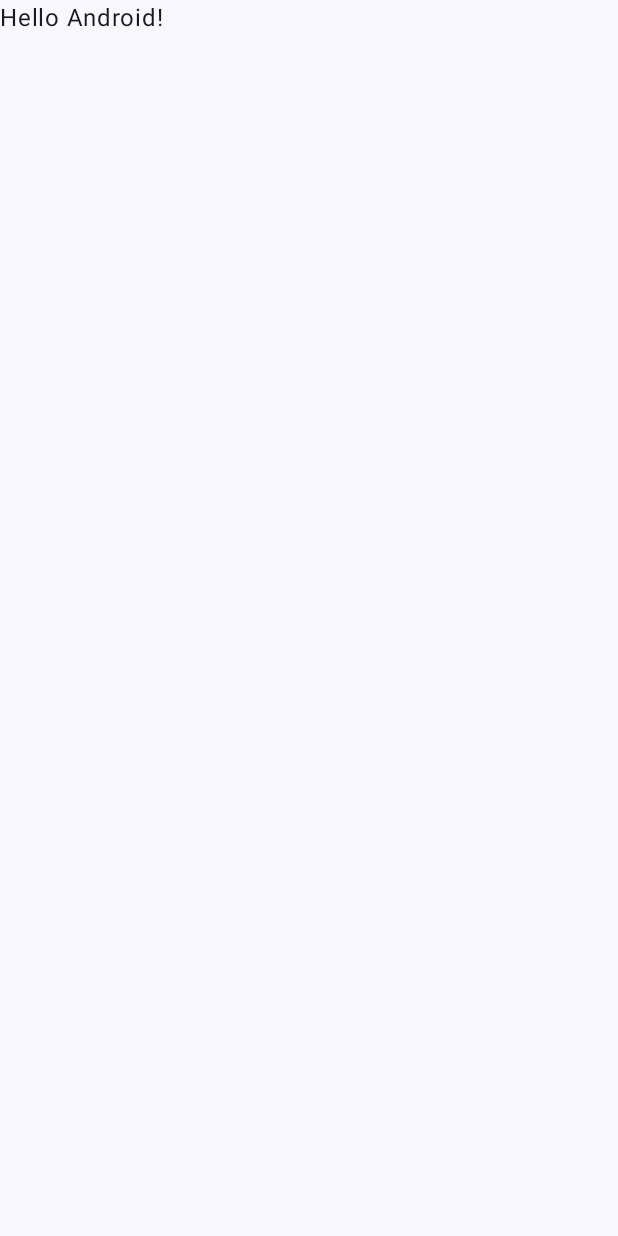
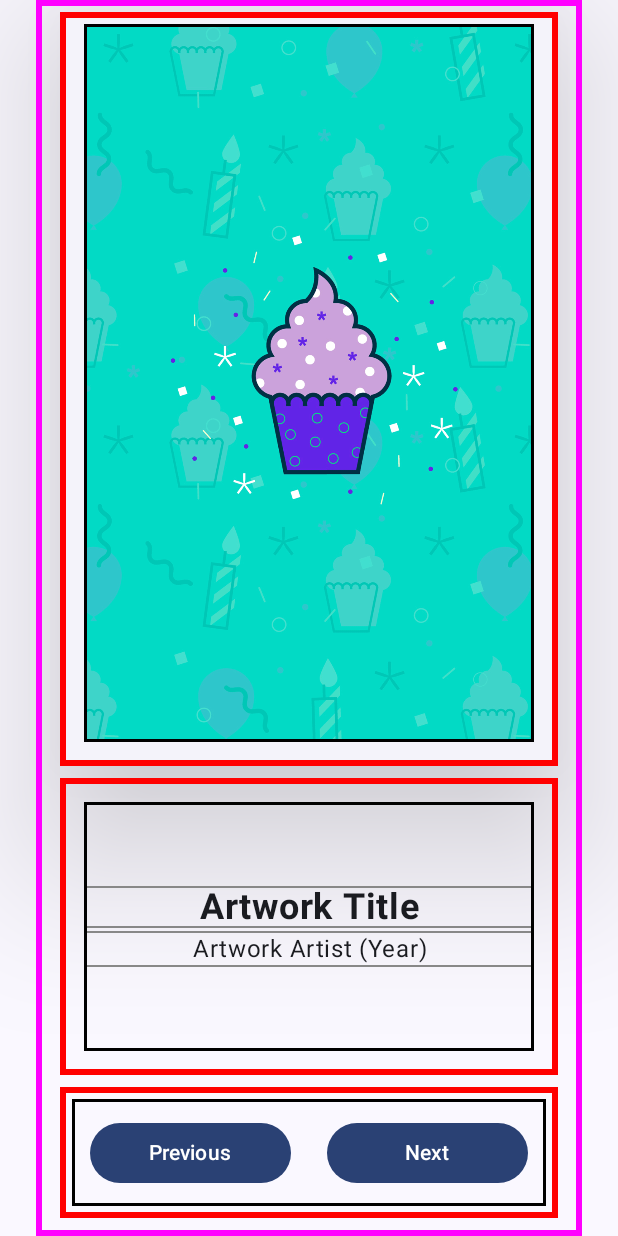
Before and after one commit to 4llex/GoogleCodelabCompose-Unit2-Pathway3-ArtSpaceAppCompose, an Android app built with Jetpack Compose: the screen it shows after launch (MainActivity), on a phone screen of 412 x 824 dp. Before the commit the screen is almost empty. Run offline under Robolectric (Android 15) with nearby library versions, the phone set to English and light mode, and no system bars.

Commit message:
First UI version

```diff
--- a/app/src/main/java/com/example/artspaceapp/MainActivity.kt
+++ b/app/src/main/java/com/example/artspaceapp/MainActivity.kt
@@ -3,13 +3,35 @@ package com.example.artspaceapp
 import android.os.Bundle
 import androidx.activity.ComponentActivity
 import androidx.activity.compose.setContent
+import androidx.compose.foundation.Image
+import androidx.compose.foundation.border
+import androidx.compose.foundation.layout.Arrangement
+import androidx.compose.foundation.layout.Column
+import androidx.compose.foundation.layout.Row
+import androidx.compose.foundation.layout.Spacer
 import androidx.compose.foundation.layout.fillMaxSize
+import androidx.compose.foundation.layout.fillMaxWidth
+import androidx.compose.foundation.layout.height
+import androidx.compose.foundation.layout.padding
+import androidx.compose.material3.Button
+import androidx.compose.material3.CardDefaults
+import androidx.compose.material3.ElevatedCard
 import androidx.compose.material3.MaterialTheme
 import androidx.compose.material3.Surface
 import androidx.compose.material3.Text
 import androidx.compose.runtime.Composable
+import androidx.compose.ui.Alignment
 import androidx.compose.ui.Modifier
+import androidx.compose.ui.graphics.Color
+import androidx.compose.ui.graphics.Color.Companion.Black
+import androidx.compose.ui.graphics.Color.Companion.Red
+import androidx.compose.ui.layout.ContentScale
+import androidx.compose.ui.res.painterResource
+import androidx.compose.ui.text.font.FontWeight
+import androidx.compose.ui.text.style.TextAlign
 import androidx.compose.ui.tooling.preview.Preview
+import androidx.compose.ui.unit.dp
+import androidx.compose.ui.unit.sp
 import com.example.artspaceapp.ui.theme.ArtSpaceAppTheme
 
 class MainActivity : ComponentActivity() {
@@ -22,7 +44,7 @@ class MainActivity : ComponentActivity() {
                     modifier = Modifier.fillMaxSize(),
                     color = MaterialTheme.colorScheme.background
                 ) {
-                    Greeting("Android")
+                    ArtSpaceAppLayout()
                 }
             }
         }
@@ -30,17 +52,128 @@ class MainActivity : ComponentActivity() {
 }
 
 @Composable
-fun Greeting(name: String, modifier: Modifier = Modifier) {
-    Text(
-        text = "Hello $name!",
-        modifier = modifier
-    )
+fun ArtSpaceAppLayout() {
+
+    Column(
+        modifier = Modifier
+            //.statusBarsPadding()
+            .padding(horizontal = 24.dp)
+            .border(4.dp, Color.Magenta),
+        horizontalAlignment = Alignment.CenterHorizontally,
+        verticalArrangement = Arrangement.SpaceBetween
+    ) {
+        Row(
+            modifier = Modifier
+                .padding(16.dp, 8.dp, 16.dp, 4.dp)
+                .weight(5.0f, true)
+                .border(4.dp, Red),
+            verticalAlignment = Alignment.CenterVertically
+        ) {
+            ArtWorkWall()
+        }
+        Row(
+            modifier = Modifier
+                .padding(16.dp, 4.dp, 16.dp, 4.dp)
+                .weight(2.0f, true)
+                .border(4.dp, Red)
+        ) {
+            ArtworkDescriptor()
+        }
+        Row(
+            modifier = Modifier
+                .padding(16.dp, 4.dp, 16.dp, 12.dp)
+                .weight(1.0f, true)
+                .border(4.dp, Red)
+        ) {
+            DisplayController()
+        }
+
+    }
 }
 
-@Preview(showBackground = true)
+@Composable
+fun ArtWorkWall() {
+    ElevatedCard(
+        elevation = CardDefaults.cardElevation(defaultElevation = 64.dp),
+    ) {
+        Image(
+            modifier = Modifier
+                .padding(16.dp, 8.dp, 16.dp, 16.dp)
+                .border(2.dp, Black),
+            painter = painterResource(id = R.drawable.androidparty),
+            contentScale = ContentScale.Crop,
+            contentDescription = null//TODO: need to be set for each image description
+        )
+    }
+}
+
+@Composable
+fun ArtworkDescriptor() {
+    Column(
+        modifier = Modifier
+            .padding(16.dp, 16.dp)
+            .fillMaxSize()
+            .border(2.dp, Black),
+        verticalArrangement = Arrangement.Center
+    ) {
+        Text(
+            modifier = Modifier
+                .border(1.dp, Color.Gray)
+                .fillMaxWidth(),
+            text = "Artwork Title",
+            textAlign = TextAlign.Center,
+            fontSize = 24.sp,
+            fontWeight = FontWeight.Bold
+        )
+        Spacer(modifier = Modifier.height(2.dp))
+        Text(
+            modifier = Modifier
+                .border(1.dp, Color.Gray)
+                .fillMaxWidth(),
+            text = "Artwork Artist (Year)",
+            textAlign = TextAlign.Center
+        )
+    }
+}
+
+@Composable
+fun DisplayController() {
+    Row(
+        modifier = Modifier
+            .padding(8.dp)
+            .fillMaxSize()
+            .border(2.dp, Black),
+        horizontalArrangement = Arrangement.SpaceAround,
+        verticalAlignment = Alignment.CenterVertically
+    ) {
+        Button(
+            onClick = { /*TODO*/ },
+            modifier = Modifier
+                .weight(1f)
+                .padding(12.dp, 8.dp)
+                //.border(2.dp, Color.Blue)
+        ) {
+            Text(text = "Previous")
+        }
+        Button(
+            onClick = { /*TODO*/ },
+            modifier = Modifier
+                .weight(1f)
+                .padding(12.dp, 8.dp)
+                //.border(2.dp, Color.Blue)
+        ) {
+            Text(text = "Next")
+        }
+    }
+}
+
+@Preview(
+    showBackground = true,
+    showSystemUi = true
+)
 @Composable
 fun GreetingPreview() {
     ArtSpaceAppTheme {
-        Greeting("Android")
+        ArtSpaceAppLayout()
     }
 }
```
Also changed, not shown: app/src/main/res/drawable/androidparty.png (added).
